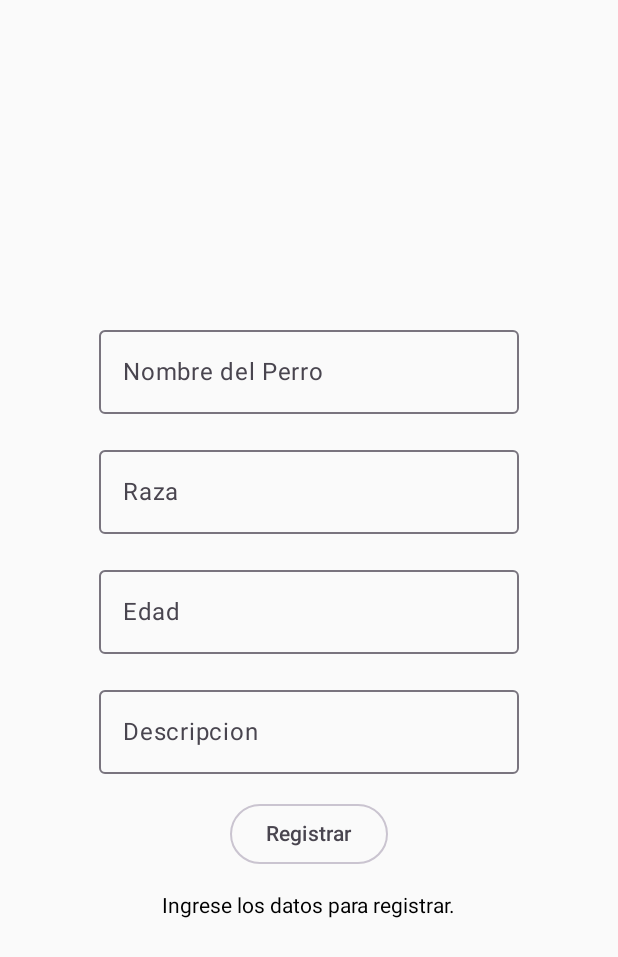
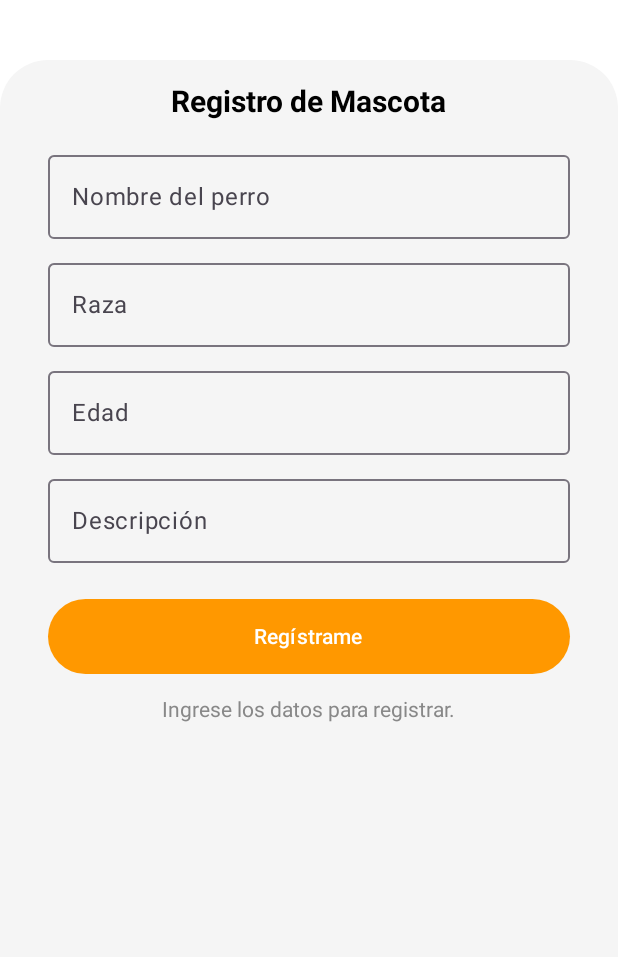
Before and after one commit to sebaStkp/prograMovilProyecto, an Android app built with Jetpack Compose: the screen it shows after launch (MainActivity), on a phone screen of 412 x 824 dp. Shown: the top 957 px of the screen. Run offline under Robolectric (Android 15) with nearby library versions, the phone set to English and light mode, and no system bars; our stand-ins replace Room's generated code.

Commit message:
se hizo cambios visuales al momento de registrar perrito

```diff
--- a/app/src/main/java/com/ucb/perritos/features/registroMascota/presentation/RegistroPerroScreen.kt
+++ b/app/src/main/java/com/ucb/perritos/features/registroMascota/presentation/RegistroPerroScreen.kt
@@ -1,14 +1,24 @@
 package com.ucb.perritos.features.registroMascota.presentation
 
+import androidx.compose.foundation.Image
+import androidx.compose.foundation.background
 import androidx.compose.foundation.layout.Arrangement
 import androidx.compose.foundation.layout.Box
 import androidx.compose.foundation.layout.Column
 import androidx.compose.foundation.layout.Spacer
 import androidx.compose.foundation.layout.fillMaxSize
+import androidx.compose.foundation.layout.fillMaxWidth
 import androidx.compose.foundation.layout.height
+import androidx.compose.foundation.layout.padding
 import androidx.compose.foundation.layout.size
+import androidx.compose.foundation.shape.RoundedCornerShape
 import androidx.compose.foundation.text.KeyboardOptions
-import androidx.compose.material3.OutlinedButton
+import androidx.compose.material.icons.Icons
+import androidx.compose.material.icons.filled.AccountCircle
+import androidx.compose.material3.Button
+import androidx.compose.material3.ButtonDefaults
+import androidx.compose.material3.Icon
+import androidx.compose.material3.MaterialTheme
 import androidx.compose.material3.OutlinedTextField
 import androidx.compose.material3.Text
 import androidx.compose.runtime.Composable
@@ -19,10 +29,15 @@ import androidx.compose.runtime.remember
 import androidx.compose.runtime.setValue
 import androidx.compose.ui.Alignment
 import androidx.compose.ui.Modifier
+import androidx.compose.ui.draw.clip
+import androidx.compose.ui.graphics.Color
 import androidx.compose.ui.layout.ContentScale
+import androidx.compose.ui.res.painterResource
+import androidx.compose.ui.text.font.FontWeight
 import androidx.compose.ui.text.input.KeyboardType
 import androidx.compose.ui.unit.dp
-import coil3.compose.AsyncImage
+import androidx.compose.ui.unit.sp
+import com.ucb.perritos.R
 import com.ucb.perritos.features.registroMascota.domain.model.RegistroPerroModel
 import org.koin.androidx.compose.koinViewModel
 
@@ -35,62 +50,105 @@ fun RegistroPerroScreen(
     var raza by remember { mutableStateOf("") }
     var edad by remember { mutableStateOf("") }
     var descripcion by remember { mutableStateOf("") }
-
     val state by vm.state.collectAsState()
 
     Box(
         modifier = modifier
-            .fillMaxSize(),
-        contentAlignment = Alignment.Center
-    ){
+            .fillMaxSize()
+            .background(Color.White)
+            .padding(top = 40.dp)
+    ) {
         Column(
+            modifier = Modifier
+                .fillMaxSize()
+                .background(
+                    color = Color(0xFFF5F5F5),
+                    shape = RoundedCornerShape(topStart = 32.dp, topEnd = 32.dp)
+                )
+                .align(Alignment.BottomCenter),
             horizontalAlignment = Alignment.CenterHorizontally,
-            verticalArrangement = Arrangement.spacedBy(16.dp)
+            verticalArrangement = Arrangement.Top
         ) {
+            Spacer(modifier = Modifier.height(16.dp))
+            Text(
+                text = "Registro de Mascota",
+                fontSize = 20.sp,
+                fontWeight = FontWeight.Bold,
+                color = Color.Black
+            )
+            Spacer(modifier = Modifier.height(16.dp))
             OutlinedTextField(
                 value = nombrePerro,
                 onValueChange = { nombrePerro = it },
-                label = { Text("Nombre del Perro") }
+                label = { Text("Nombre del perro") },
+                modifier = Modifier
+                    .fillMaxWidth()
+                    .padding(horizontal = 32.dp)
             )
+            Spacer(modifier = Modifier.height(8.dp))
             OutlinedTextField(
                 value = raza,
                 onValueChange = { raza = it },
-                label = { Text("Raza") }
+                label = { Text("Raza") },
+                modifier = Modifier
+                    .fillMaxWidth()
+                    .padding(horizontal = 32.dp)
             )
+            Spacer(modifier = Modifier.height(8.dp))
             OutlinedTextField(
                 value = edad,
                 onValueChange = { edad = it },
                 keyboardOptions = KeyboardOptions(keyboardType = KeyboardType.Number),
-                label = { Text("Edad") }
+                label = { Text("Edad") },
+                modifier = Modifier
+                    .fillMaxWidth()
+                    .padding(horizontal = 32.dp)
             )
+            Spacer(modifier = Modifier.height(8.dp))
             OutlinedTextField(
                 value = descripcion,
                 onValueChange = { descripcion = it },
-                label = { Text("Descripcion") }
+                label = { Text("Descripción") },
+                modifier = Modifier
+                    .fillMaxWidth()
+                    .padding(horizontal = 32.dp)
             )
-
-            OutlinedButton(onClick = { vm.registrarPerro(RegistroPerroModel(nombrePerro, raza, edad.toInt(), descripcion)) }) {
-                Text("Registrar")
+            Spacer(modifier = Modifier.height(24.dp))
+            Button(
+                onClick = {
+                    vm.registrarPerro(
+                        RegistroPerroModel(
+                            nombrePerro = nombrePerro,
+                            raza = raza,
+                            edad = edad.toIntOrNull() ?: 0,
+                            descripcion = descripcion
+                        )
+                    )
+                },
+                colors = ButtonDefaults.buttonColors(containerColor = Color(0xFFFF9800)),
+                modifier = Modifier
+                    .fillMaxWidth()
+                    .padding(horizontal = 32.dp)
+                    .height(50.dp)
+            ) {
+                Text(text = "Regístrame", color = Color.White)
             }
-
+            Spacer(modifier = Modifier.height(16.dp))
             when (val st = state) {
                 is RegistroPerroViewModel.RegistrarPerroStateUI.Error -> {
-                    Text("Error: ${st.message}")
+                    Text("Error: ${st.message}", color = Color.Red)
+                }
+                is RegistroPerroViewModel.RegistrarPerroStateUI.Init -> {
+                    Text("Ingrese los datos para registrar.", color = Color.Gray)
+                }
+                is RegistroPerroViewModel.RegistrarPerroStateUI.Loading -> {
+                    Text("Cargando...", color = Color.Gray)
+                }
+                is RegistroPerroViewModel.RegistrarPerroStateUI.Success -> {
+                    Text("Perro registrado correctamente", color = Color(0xFFFF9800))
                 }
 
-                RegistroPerroViewModel.RegistrarPerroStateUI.Init -> {
-                    Text("Ingrese los datos para registrar.")
-                }
-
-                RegistroPerroViewModel.RegistrarPerroStateUI.Loading -> {
-                    Text("Cargando...")
-                }
-
-                is RegistroPerroViewModel.RegistrarPerroStateUI.Success -> {
-                    Text("Perro registrado correctamente")
-                }
             }
         }
     }
-
 }
```
